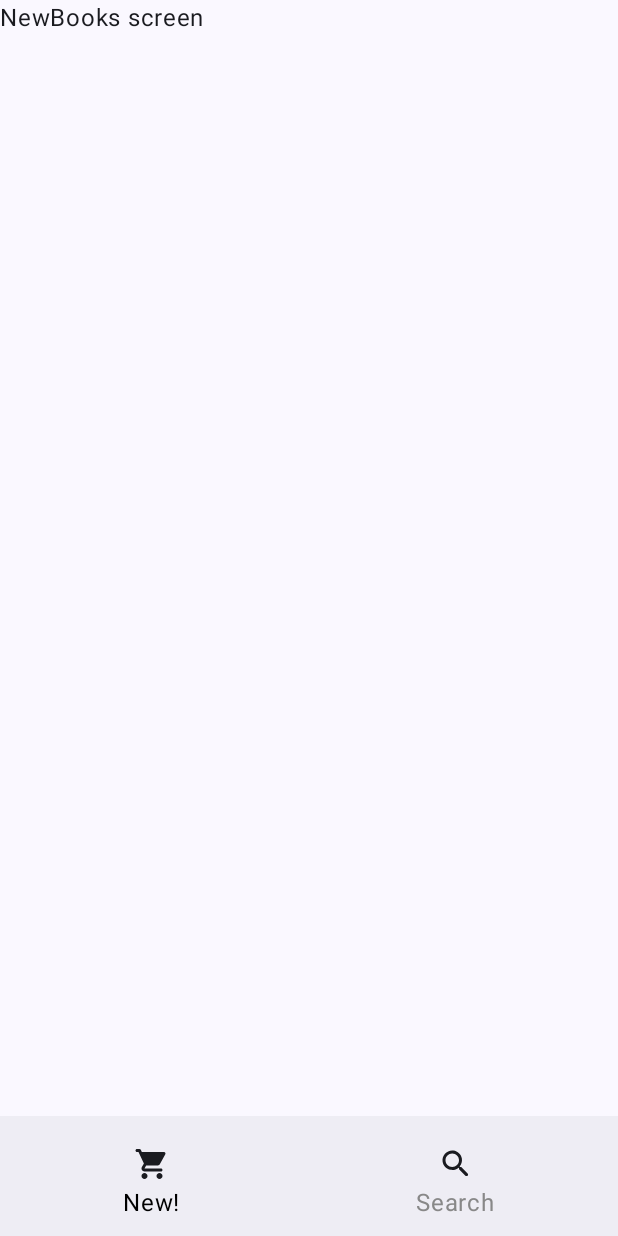
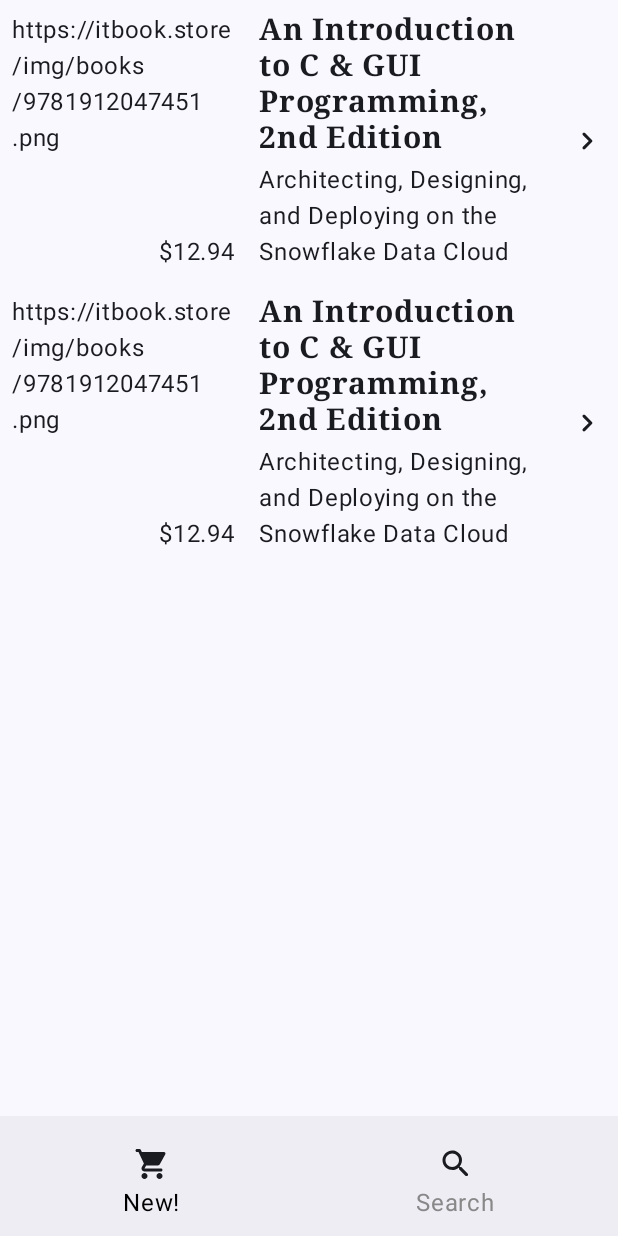
Before and after one commit to chongin12/MosuBookShelf, an Android app built with Jetpack Compose: the screen it shows after launch (MainActivity), on a phone screen of 412 x 824 dp. Run offline under Robolectric (Android 15) with nearby library versions, the phone set to English and light mode, and no system bars.

Commit message:
feat: NewBooksScreen 파일 분리 및 BookView 작성

```diff
--- a/app/src/main/java/com/example/mosubookshelf/MainActivity.kt
+++ b/app/src/main/java/com/example/mosubookshelf/MainActivity.kt
@@ -11,6 +11,7 @@ import androidx.compose.ui.Alignment
 import androidx.compose.ui.Modifier
 import androidx.compose.ui.tooling.preview.Preview
 import com.example.mosubookshelf.models.BottomNavigationItemType
+import com.example.mosubookshelf.newbooks.NewBooksScreen
 import com.example.mosubookshelf.ui.theme.MosuBookShelfTheme
 class MainActivity : ComponentActivity() {
     private val bottomNavigationItems = BottomNavigationItemType.entries
@@ -48,13 +49,7 @@ fun NewBooksScreenPreview() {
     BottomNavigationBar(bottomNavigationItems, selectedItemState)
 }
 
-@Composable
-fun NewBooksScreen(modifier: Modifier = Modifier) {
-    Text(
-        text = "NewBooks screen",
-        modifier = modifier,
-    )
-}
+
 
 @Composable
 fun SearchBooksScreen(modifier: Modifier = Modifier) {
--- /dev/null
+++ b/app/src/main/java/com/example/mosubookshelf/models/Book.kt
@@ -0,0 +1,41 @@
+package com.example.mosubookshelf.models
+
+data class BookVO(
+    val title: String,
+    val subtitle: String,
+    val isbn13: String,
+    val priceString: String,
+    val imageURL: String,
+    val url: String,
+) {
+    companion object {
+        val sample1 = BookVO(
+            title = "An Introduction to C & GUI Programming, 2nd Edition",
+            subtitle = "Architecting, Designing, and Deploying on the Snowflake Data Cloud",
+            isbn13 = "9781912047451",
+            priceString = "$12.94",
+            imageURL = "https://itbook.store/img/books/9781912047451.png",
+            url = "https://itbook.store/books/9781912047451",
+        )
+    }
+}
+
+data class BookDTO(
+    val title: String?,
+    val subtitle: String?,
+    val isbn13: String?,
+    val price: String?,
+    val image: String?,
+    val url: String?,
+) {
+    companion object {
+        val sample1 = BookDTO(
+            title = "An Introduction to C & GUI Programming, 2nd Edition",
+            subtitle = "Architecting, Designing, and Deploying on the Snowflake Data Cloud",
+            isbn13 = "9781912047451",
+            price = "$12.94",
+            image = "https://itbook.store/img/books/9781912047451.png",
+            url = "https://itbook.store/books/9781912047451",
+        )
+    }
+}
--- /dev/null
+++ b/app/src/main/java/com/example/mosubookshelf/newbooks/NewBooksScreen.kt
@@ -0,0 +1,78 @@
+package com.example.mosubookshelf.newbooks
+
+import androidx.compose.foundation.layout.*
+import androidx.compose.foundation.lazy.LazyColumn
+import androidx.compose.foundation.lazy.items
+import androidx.compose.material.icons.Icons
+import androidx.compose.material.icons.automirrored.rounded.KeyboardArrowRight
+import androidx.compose.material3.Icon
+import androidx.compose.material3.Text
+import androidx.compose.runtime.Composable
+import androidx.compose.ui.Alignment
+import androidx.compose.ui.Modifier
+import androidx.compose.ui.text.font.*
+import androidx.compose.ui.tooling.preview.Preview
+import androidx.compose.ui.unit.dp
+import androidx.compose.ui.unit.sp
+import com.example.mosubookshelf.models.BookVO
+
+@Composable
+fun NewBooksScreen(modifier: Modifier = Modifier) {
+    val books: List<BookVO> = listOf(BookVO.sample1, BookVO.sample1)
+    NewBooksView(books, modifier)
+}
+
+@Composable
+fun NewBooksView(books: List<BookVO>, modifier: Modifier = Modifier) {
+    LazyColumn(modifier) {
+        items(books) { book ->
+            BookView(book)
+        }
+    }
+}
+
+@Composable
+fun BookView(book: BookVO, modifier: Modifier = Modifier) {
+    Row(
+        horizontalArrangement = Arrangement.SpaceBetween,
+        verticalAlignment = Alignment.CenterVertically,
+        modifier = modifier.height(IntrinsicSize.Min)
+    ) {
+        Box(
+            modifier = Modifier
+                .weight(4F)
+                .padding(8.dp)
+                .fillMaxHeight()
+        ) {
+            Text(book.imageURL, Modifier.align(Alignment.TopStart))
+            Text(book.priceString, Modifier.align(Alignment.BottomEnd))
+        }
+        Column(modifier = Modifier.weight(5F).padding(8.dp)) {
+            Text(
+                text = book.title,
+                fontSize = 20.sp,
+                fontFamily = FontFamily.Serif,
+                fontWeight = FontWeight.Bold,
+            )
+
+            Spacer(Modifier.height(4.dp))
+
+            Text(
+                text = book.subtitle,
+                fontSize = 16.sp,
+                fontWeight = FontWeight.Normal
+            )
+        }
+        Icon(
+            Icons.AutoMirrored.Rounded.KeyboardArrowRight,
+            "KeyboardArrowRight Icon",
+            modifier = Modifier.weight(1F).padding(8.dp)
+        )
+    }
+}
+
+@Preview(showBackground = true)
+@Composable
+fun NewBooksScreenPreview() {
+    NewBooksScreen()
+}
```
